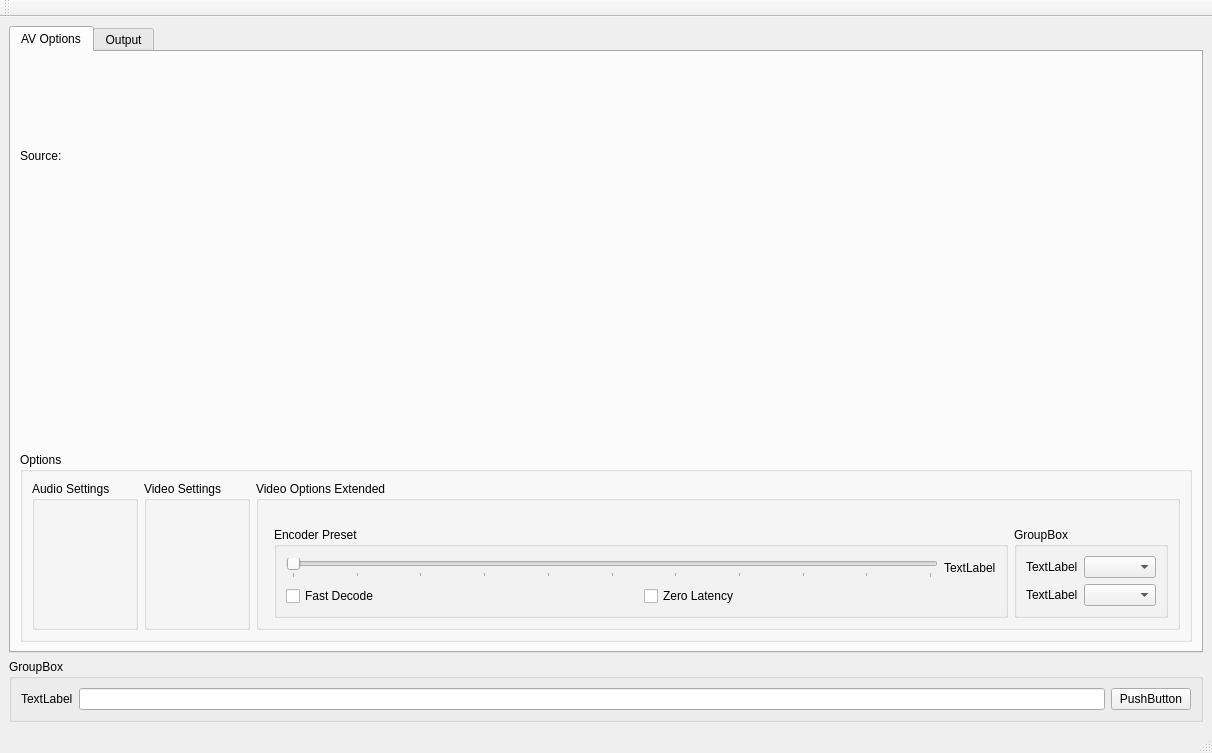
Qt form src/mainwindow.ui (b1aqW0lf/Lithium) before a commit.
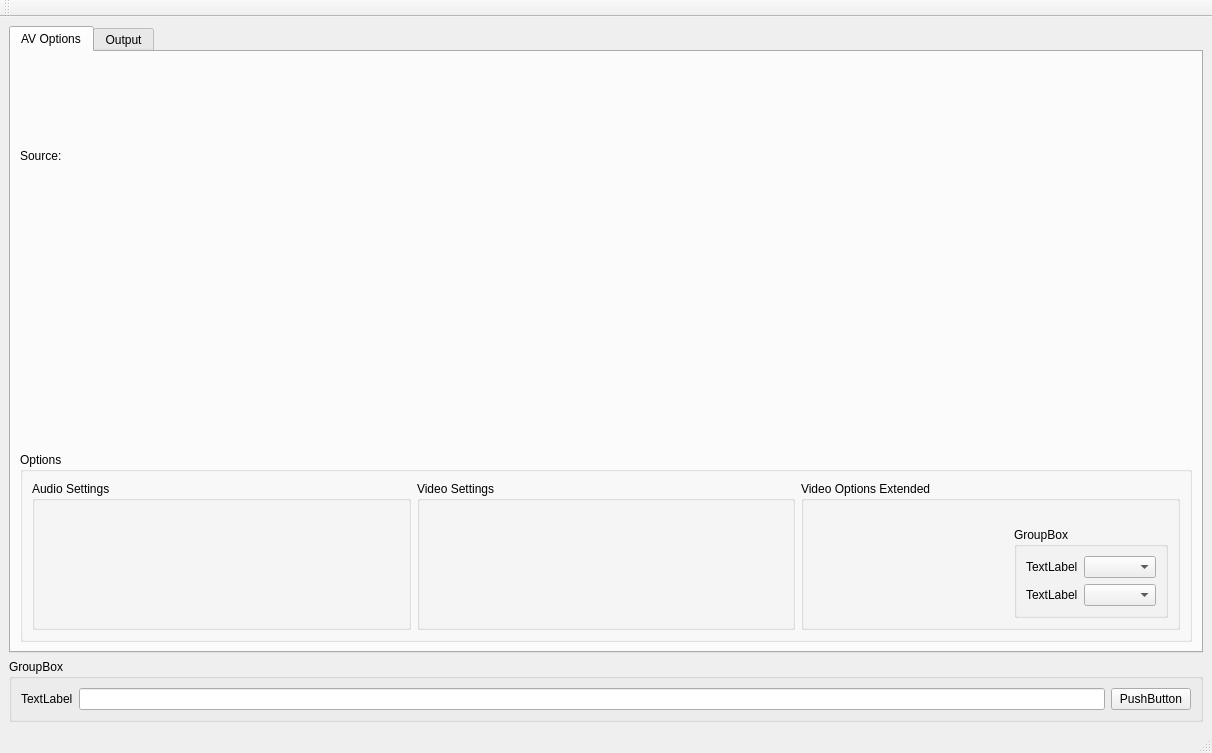
The same form after that commit. Custom widgets are drawn as their Qt base class.

Patch:
```diff
--- a/src/mainwindow.ui
+++ b/src/mainwindow.ui
@@ -80,58 +80,7 @@
                  <widget class="VideoAVGBitrateField" name="videoAVGBitrateWidget" native="true"/>
                 </item>
                 <item>
-                 <widget class="QGroupBox" name="groupBox_14">
-                  <property name="title">
-                   <string>Encoder Preset</string>
-                  </property>
-                  <layout class="QVBoxLayout" name="verticalLayout_14">
-                   <item>
-                    <layout class="QHBoxLayout" name="horizontalLayout_14">
-                     <item>
-                      <widget class="QSlider" name="horizontalSlider_2">
-                       <property name="maximum">
-                        <number>10</number>
-                       </property>
-                       <property name="pageStep">
-                        <number>1</number>
-                       </property>
-                       <property name="orientation">
-                        <enum>Qt::Orientation::Horizontal</enum>
-                       </property>
-                       <property name="tickPosition">
-                        <enum>QSlider::TickPosition::TicksBelow</enum>
-                       </property>
-                      </widget>
-                     </item>
-                     <item>
-                      <widget class="QLabel" name="label_22">
-                       <property name="text">
-                        <string>TextLabel</string>
-                       </property>
-                      </widget>
-                     </item>
-                    </layout>
-                   </item>
-                   <item>
-                    <layout class="QHBoxLayout" name="horizontalLayout_15">
-                     <item>
-                      <widget class="QCheckBox" name="checkBox_7">
-                       <property name="text">
-                        <string>Fast Decode</string>
-                       </property>
-                      </widget>
-                     </item>
-                     <item>
-                      <widget class="QCheckBox" name="checkBox_8">
-                       <property name="text">
-                        <string>Zero Latency</string>
-                       </property>
-                      </widget>
-                     </item>
-                    </layout>
-                   </item>
-                  </layout>
-                 </widget>
+                 <widget class="VideoEncoderPreset" name="videoPresetWidget" native="true"/>
                 </item>
                 <item>
                  <widget class="QGroupBox" name="groupBox_15">
@@ -302,6 +251,12 @@
    <header>video_avg_bitrate_field.h</header>
    <container>1</container>
   </customwidget>
+  <customwidget>
+   <class>VideoEncoderPreset</class>
+   <extends>QWidget</extends>
+   <header>video_encoder_preset.h</header>
+   <container>1</container>
+  </customwidget>
  </customwidgets>
  <resources/>
  <connections/>
```
